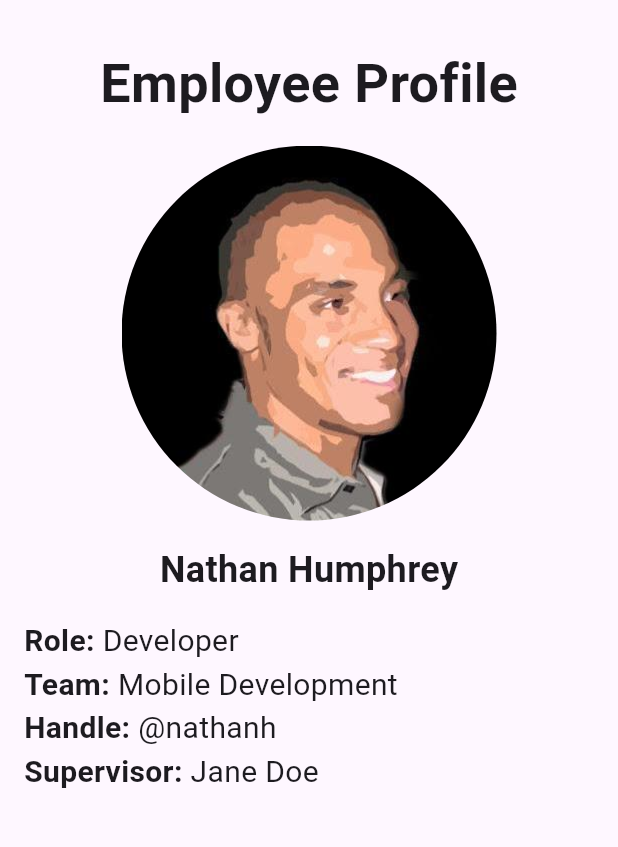
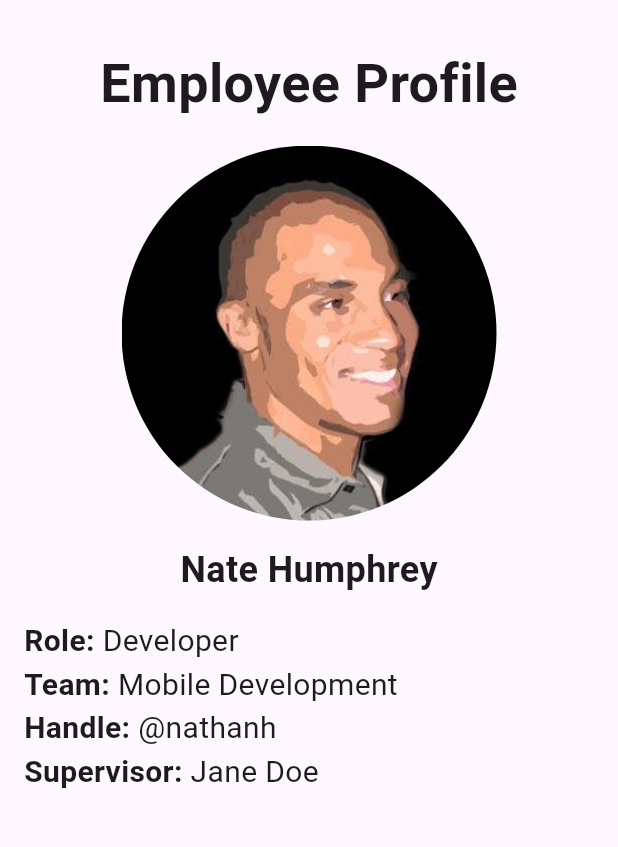
Before and after one commit to DMIT-2504/dmit2504-1233-workbook-nathanhumphrey, a Flutter app: the screen it shows after launch, on a phone screen of 412 x 824 dp, the part 63-910 px from its top. Run offline on Flutter 3.47's test engine with Material 3 defaults, Android fonts, the light colour scheme and no system bars.

Commit message:
Update profile with image and name widgets

```diff
--- a/week_02_profile_demo/lib/main.dart
+++ b/week_02_profile_demo/lib/main.dart
@@ -1,6 +1,8 @@
 import 'package:flutter/material.dart';
 import 'package:week_02_profile_demo/widgets/profile_detail.dart';
 import 'package:week_02_profile_demo/widgets/profile_heading.dart';
+import 'package:week_02_profile_demo/widgets/profile_image.dart';
+import 'package:week_02_profile_demo/widgets/profile_name.dart';
 
 void main() {
   runApp(const MainApp());
@@ -16,30 +18,15 @@ class MainApp extends StatelessWidget {
         appBar: AppBar(
           title: const Text('Simple Layout Demo'),
         ),
-        body: Column(
+        body: const Column(
           children: <Widget>[
-            const ProfileHeading(),
-            ClipOval(
-              child: Image.asset(
-                'assets/images/me.jpg',
-                width: 250.0,
-                height: 250.0,
-              ),
-            ),
-            const Padding(
-              padding: EdgeInsets.all(16.0),
-              child: Text(
-                'Nathan Humphrey',
-                style: TextStyle(
-                  fontSize: 24.0,
-                  fontWeight: FontWeight.bold,
-                ),
-              ),
-            ),
-            const ProfileDetail('Role', 'Developer'),
-            const ProfileDetail('Team', 'Mobile Development'),
-            const ProfileDetail('Handle', '@nathanh'),
-            const ProfileDetail('Supervisor', 'Jane Doe'),
+            ProfileHeading(),
+            ProfileImage('assets/images/me.jpg'),
+            ProfileName('Nate Humphrey'),
+            ProfileDetail('Role', 'Developer'),
+            ProfileDetail('Team', 'Mobile Development'),
+            ProfileDetail('Handle', '@nathanh'),
+            ProfileDetail('Supervisor', 'Jane Doe'),
           ],
         ),
       ),
--- /dev/null
+++ b/week_02_profile_demo/lib/widgets/profile_image.dart
@@ -0,0 +1,18 @@
+import 'package:flutter/material.dart';
+
+class ProfileImage extends StatelessWidget {
+  final String image;
+
+  const ProfileImage(this.image, {super.key});
+
+  @override
+  Widget build(BuildContext context) {
+    return ClipOval(
+      child: Image.asset(
+        image,
+        width: 250.0,
+        height: 250.0,
+      ),
+    );
+  }
+}
--- /dev/null
+++ b/week_02_profile_demo/lib/widgets/profile_name.dart
@@ -0,0 +1,21 @@
+import 'package:flutter/material.dart';
+
+class ProfileName extends StatelessWidget {
+  final String name;
+
+  const ProfileName(this.name, {super.key});
+
+  @override
+  Widget build(BuildContext context) {
+    return Padding(
+      padding: const EdgeInsets.all(16.0),
+      child: Text(
+        name,
+        style: const TextStyle(
+          fontSize: 24.0,
+          fontWeight: FontWeight.bold,
+        ),
+      ),
+    );
+  }
+}
```
